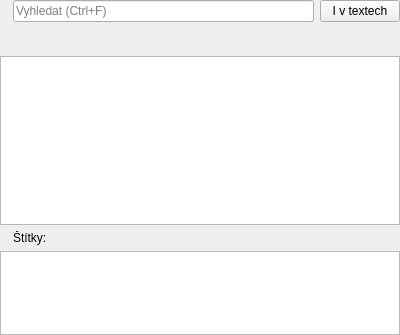
This is src/wgt/songlistwidget.ui in CZDanol/StrawLumen as Qt 5 draws it before an edit. The edited form follows.
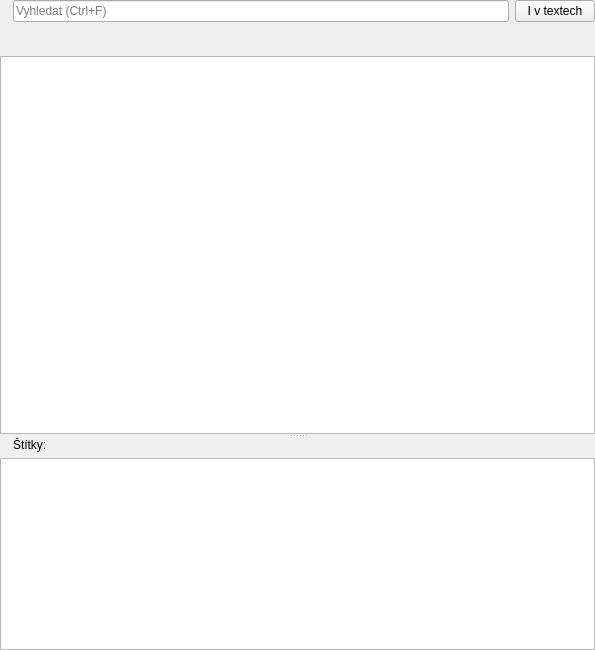
This is the edited form. Icons and pictures are not drawn. Custom widgets are drawn as their Qt base class.

Commit message: Splitter for tag list in song list widget

Diff of the .ui file:
```diff
--- a/src/wgt/songlistwidget.ui
+++ b/src/wgt/songlistwidget.ui
@@ -6,13 +6,38 @@
    <rect>
     <x>0</x>
     <y>0</y>
-    <width>400</width>
-    <height>335</height>
+    <width>595</width>
+    <height>650</height>
    </rect>
   </property>
   <property name="windowTitle">
    <string>Form</string>
   </property>
+  <layout class="QVBoxLayout" name="verticalLayout">
+   <property name="leftMargin">
+    <number>0</number>
+   </property>
+   <property name="topMargin">
+    <number>0</number>
+   </property>
+   <property name="rightMargin">
+    <number>0</number>
+   </property>
+   <property name="bottomMargin">
+    <number>0</number>
+   </property>
+   <item>
+    <widget class="QSplitter" name="splitter">
+     <property name="orientation">
+      <enum>Qt::Vertical</enum>
+     </property>
+     <widget class="QWidget" name="gridWidget" native="true">
+      <property name="sizePolicy">
+       <sizepolicy hsizetype="Preferred" vsizetype="Preferred">
+        <horstretch>0</horstretch>
+        <verstretch>1</verstretch>
+       </sizepolicy>
+      </property>
   <layout class="QGridLayout" name="gridLayout">
    <property name="leftMargin">
     <number>0</number>
@@ -26,104 +51,6 @@
    <property name="bottomMargin">
     <number>0</number>
    </property>
-   <item row="4" column="0" colspan="2">
-    <widget class="ExtendedTreeView" name="tvSongs">
-     <property name="sizePolicy">
-      <sizepolicy hsizetype="Expanding" vsizetype="Expanding">
-       <horstretch>0</horstretch>
-       <verstretch>4</verstretch>
-      </sizepolicy>
-     </property>
-     <property name="contextMenuPolicy">
-      <enum>Qt::CustomContextMenu</enum>
-     </property>
-     <property name="acceptDrops">
-      <bool>true</bool>
-     </property>
-     <property name="frameShadow">
-      <enum>QFrame::Plain</enum>
-     </property>
-     <property name="dragEnabled">
-      <bool>true</bool>
-     </property>
-     <property name="dragDropMode">
-      <enum>QAbstractItemView::DragDrop</enum>
-     </property>
-     <property name="alternatingRowColors">
-      <bool>true</bool>
-     </property>
-     <property name="selectionMode">
-      <enum>QAbstractItemView::ExtendedSelection</enum>
-     </property>
-     <property name="rootIsDecorated">
-      <bool>false</bool>
-     </property>
-     <property name="uniformRowHeights">
-      <bool>true</bool>
-     </property>
-     <property name="itemsExpandable">
-      <bool>false</bool>
-     </property>
-     <property name="allColumnsShowFocus">
-      <bool>true</bool>
-     </property>
-     <attribute name="headerDefaultSectionSize">
-      <number>35</number>
-     </attribute>
-     <attribute name="headerMinimumSectionSize">
-      <number>10</number>
-     </attribute>
-    </widget>
-   </item>
-   <item row="6" column="0" colspan="2">
-    <widget class="QListView" name="lvTags">
-     <property name="sizePolicy">
-      <sizepolicy hsizetype="Expanding" vsizetype="Preferred">
-       <horstretch>0</horstretch>
-       <verstretch>2</verstretch>
-      </sizepolicy>
-     </property>
-     <property name="maximumSize">
-      <size>
-       <width>16777215</width>
-       <height>128</height>
-      </size>
-     </property>
-     <property name="contextMenuPolicy">
-      <enum>Qt::CustomContextMenu</enum>
-     </property>
-     <property name="alternatingRowColors">
-      <bool>true</bool>
-     </property>
-     <property name="resizeMode">
-      <enum>QListView::Adjust</enum>
-     </property>
-     <property name="uniformItemSizes">
-      <bool>true</bool>
-     </property>
-    </widget>
-   </item>
-   <item row="0" column="0">
-    <widget class="QLabel" name="label">
-     <property name="pixmap">
-      <pixmap resource="../../res/resources.qrc">:/icons/16/Search_16px.png</pixmap>
-     </property>
-    </widget>
-   </item>
-   <item row="5" column="1">
-    <widget class="QLabel" name="label_3">
-     <property name="text">
-      <string>Štítky:</string>
-     </property>
-    </widget>
-   </item>
-   <item row="5" column="0">
-    <widget class="QLabel" name="label_2">
-     <property name="pixmap">
-      <pixmap resource="../../res/resources.qrc">:/icons/16/Tags_16px.png</pixmap>
-     </property>
-    </widget>
-   </item>
    <item row="1" column="0" colspan="2">
     <widget class="QWidget" name="wgtTagDisplayNotice" native="true">
      <layout class="QHBoxLayout" name="horizontalLayout">
@@ -181,6 +108,13 @@
      </layout>
     </widget>
    </item>
+       <item row="0" column="0">
+        <widget class="QLabel" name="label">
+         <property name="pixmap">
+          <pixmap resource="../../res/resources.qrc">:/icons/16/Search_16px.png</pixmap>
+         </property>
+        </widget>
+       </item>
    <item row="0" column="1">
     <layout class="QHBoxLayout" name="horizontalLayout_2">
      <item>
@@ -214,6 +148,105 @@
       </widget>
      </item>
     </layout>
+       </item>
+       <item row="2" column="0" colspan="2">
+        <widget class="ExtendedTreeView" name="tvSongs">
+         <property name="sizePolicy">
+          <sizepolicy hsizetype="Expanding" vsizetype="Expanding">
+           <horstretch>0</horstretch>
+           <verstretch>4</verstretch>
+          </sizepolicy>
+         </property>
+         <property name="contextMenuPolicy">
+          <enum>Qt::CustomContextMenu</enum>
+         </property>
+         <property name="acceptDrops">
+          <bool>true</bool>
+         </property>
+         <property name="frameShadow">
+          <enum>QFrame::Plain</enum>
+         </property>
+         <property name="dragEnabled">
+          <bool>true</bool>
+         </property>
+         <property name="dragDropMode">
+          <enum>QAbstractItemView::DragDrop</enum>
+         </property>
+         <property name="alternatingRowColors">
+          <bool>true</bool>
+         </property>
+         <property name="selectionMode">
+          <enum>QAbstractItemView::ExtendedSelection</enum>
+         </property>
+         <property name="rootIsDecorated">
+          <bool>false</bool>
+         </property>
+         <property name="uniformRowHeights">
+          <bool>true</bool>
+         </property>
+         <property name="itemsExpandable">
+          <bool>false</bool>
+         </property>
+         <property name="allColumnsShowFocus">
+          <bool>true</bool>
+         </property>
+         <attribute name="headerMinimumSectionSize">
+          <number>10</number>
+         </attribute>
+         <attribute name="headerDefaultSectionSize">
+          <number>35</number>
+         </attribute>
+        </widget>
+       </item>
+      </layout>
+     </widget>
+     <widget class="QWidget" name="gridLayoutWidget_2">
+      <layout class="QGridLayout" name="gridLayout_2">
+       <item row="0" column="0">
+        <widget class="QLabel" name="label_2">
+         <property name="pixmap">
+          <pixmap resource="../../res/resources.qrc">:/icons/16/Tags_16px.png</pixmap>
+         </property>
+        </widget>
+       </item>
+       <item row="0" column="1">
+        <widget class="QLabel" name="label_3">
+         <property name="sizePolicy">
+          <sizepolicy hsizetype="Expanding" vsizetype="Preferred">
+           <horstretch>0</horstretch>
+           <verstretch>0</verstretch>
+          </sizepolicy>
+         </property>
+         <property name="text">
+          <string>Štítky:</string>
+         </property>
+        </widget>
+       </item>
+       <item row="1" column="0" colspan="2">
+        <widget class="QListView" name="lvTags">
+         <property name="sizePolicy">
+          <sizepolicy hsizetype="Expanding" vsizetype="Preferred">
+           <horstretch>0</horstretch>
+           <verstretch>2</verstretch>
+          </sizepolicy>
+         </property>
+         <property name="contextMenuPolicy">
+          <enum>Qt::CustomContextMenu</enum>
+         </property>
+         <property name="alternatingRowColors">
+          <bool>true</bool>
+         </property>
+         <property name="resizeMode">
+          <enum>QListView::Adjust</enum>
+         </property>
+         <property name="uniformItemSizes">
+          <bool>true</bool>
+         </property>
+        </widget>
+       </item>
+      </layout>
+     </widget>
+    </widget>
    </item>
   </layout>
   <action name="actionDeleteTag">
```
Lines whose indentation alone changed are shown as unchanged. The commit also changes 2 other files.
